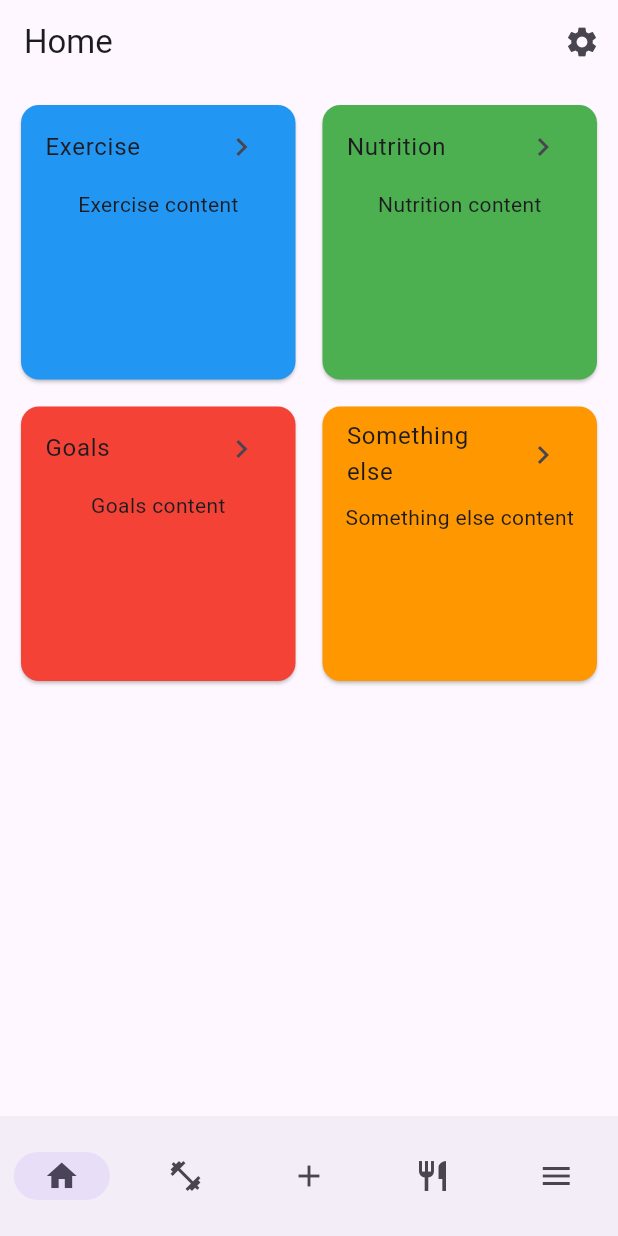
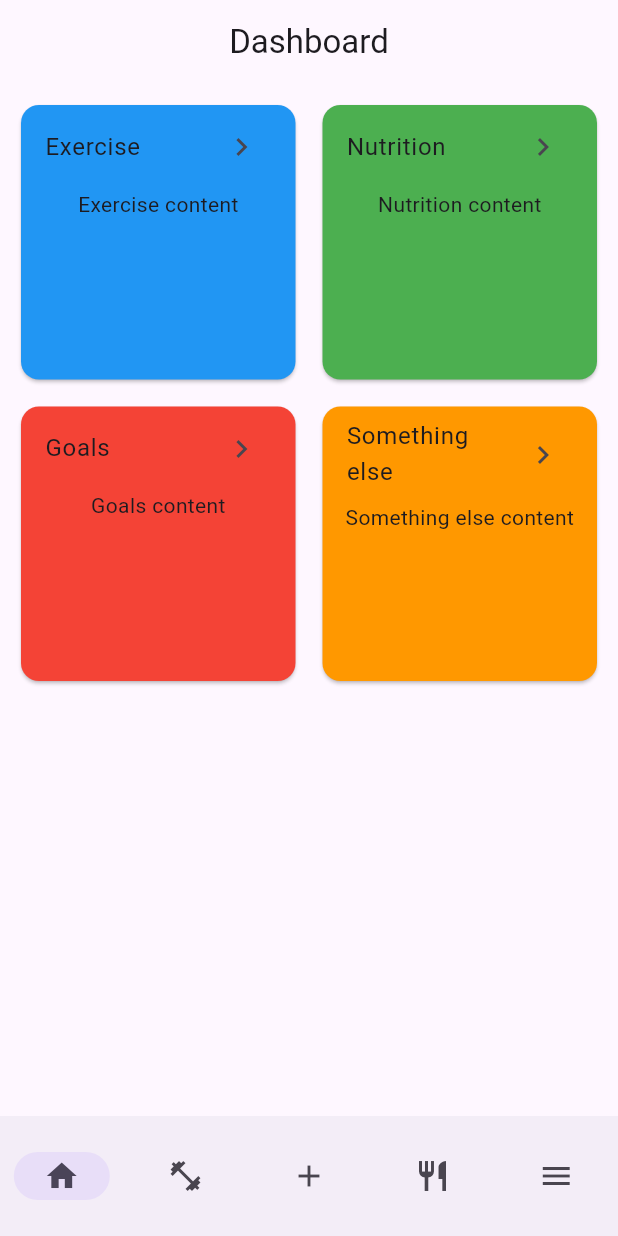
Before and after one commit to Mobile-applikasjoner-gruppe-1/fit_and_healthy, a Flutter app: the screen it shows after launch, on a phone screen of 412 x 824 dp. Run offline on Flutter 3.47's test engine with Material 3 defaults, Android fonts, the phone set to English and light mode, and no system bars; our stand-ins replace flutter_riverpod, go_router; generated files the repository leaves out were written again.

Commit message:
Adds tabs with nested navigation support with go router

```diff
--- a/lib/main.dart
+++ b/lib/main.dart
@@ -1,4 +1,5 @@
 import 'package:flutter/material.dart';
+import 'package:flutter_riverpod/flutter_riverpod.dart';
 
 import 'src/app.dart';
 import 'src/features/settings/settings_controller.dart';
@@ -16,5 +17,5 @@ void main() async {
   // Run the app and pass in the SettingsController. The app listens to the
   // SettingsController for changes, then passes it further down to the
   // SettingsView.
-  runApp(MyApp(settingsController: settingsController));
+  runApp(ProviderScope(child: MyApp(settingsController: settingsController)));
 }
--- a/lib/src/app.dart
+++ b/lib/src/app.dart
@@ -1,10 +1,9 @@
-import 'package:fit_and_healthy/src/features/home/home_view.dart';
+import 'package:fit_and_healthy/src/app_router.dart';
 import 'package:flutter/material.dart';
 import 'package:flutter_gen/gen_l10n/app_localizations.dart';
 import 'package:flutter_localizations/flutter_localizations.dart';
 
 import 'features/settings/settings_controller.dart';
-import 'features/settings/settings_view.dart';
 
 /// The Widget that configures your application.
 class MyApp extends StatelessWidget {
@@ -24,7 +23,7 @@ class MyApp extends StatelessWidget {
     return ListenableBuilder(
       listenable: settingsController,
       builder: (BuildContext context, Widget? child) {
-        return MaterialApp(
+        return MaterialApp.router(
           // Providing a restorationScopeId allows the Navigator built by the
           // MaterialApp to restore the navigation stack when a user leaves and
           // returns to the app after it has been killed while running in the
@@ -59,22 +58,7 @@ class MyApp extends StatelessWidget {
           darkTheme: ThemeData.dark(),
           themeMode: settingsController.themeMode,
 
-          // Define a function to handle named routes in order to support
-          // Flutter web url navigation and deep linking.
-          onGenerateRoute: (RouteSettings routeSettings) {
-            return MaterialPageRoute<void>(
-              settings: routeSettings,
-              builder: (BuildContext context) {
-                switch (routeSettings.name) {
-                  case SettingsView.routeName:
-                    return SettingsView(controller: settingsController);
-                  case HomeView.routeName:
-                  default:
-                    return const HomeView();
-                }
-              },
-            );
-          },
+          routerConfig: appRouter,
         );
       },
     );
--- /dev/null
+++ b/lib/src/app_router.dart
@@ -0,0 +1,73 @@
+import 'package:fit_and_healthy/src/features/dashboard/dashboard_appbar.dart';
+import 'package:fit_and_healthy/src/features/dashboard/dashboard_view.dart';
+import 'package:fit_and_healthy/src/features/tabs/tabs_view.dart';
+import 'package:flutter/material.dart';
+import 'package:go_router/go_router.dart';
+
+PreferredSizeWidget defaultAppBar =
+    AppBar(title: Text('Fit and Healthy'), centerTitle: true);
+
+GoRouter appRouter = GoRouter(
+  routes: [
+    StatefulShellRoute.indexedStack(
+        builder: (context, state, navigationShell) {
+          PreferredSizeWidget appBar = defaultAppBar;
+          switch (navigationShell.currentIndex) {
+            case 0:
+              appBar = DashboardAppbar;
+              break;
+            case 1:
+              // TODO: Should be defined in a separate file, like DashboardAppbar
+              appBar = AppBar(title: Text('Exercise'), centerTitle: true);
+              break;
+            case 2:
+              // TODO: Should be defined in a separate file, like DashboardAppbar
+              appBar = AppBar(title: Text('Nutrition'), centerTitle: true);
+              break;
+            case 3:
+              // TODO: Should be defined in a separate file, like DashboardAppbar
+              appBar = AppBar(title: Text('Something else'), centerTitle: true);
+              break;
+            default:
+              appBar = defaultAppBar;
+          }
+
+          return TabsView(
+            navigationShell: navigationShell,
+            appBar: appBar,
+          );
+        },
+        branches: [
+          StatefulShellBranch(routes: [
+            GoRoute(
+              path: '/',
+              builder: (context, state) => DashboardView(),
+            ),
+          ]),
+          StatefulShellBranch(routes: [
+            GoRoute(
+              path: '/exercise',
+              builder: (context, state) => Container(
+                child: Text('Exercise'),
+              ),
+            ),
+          ]),
+          StatefulShellBranch(routes: [
+            GoRoute(
+              path: '/nutrition',
+              builder: (context, state) => Container(
+                child: Text('Nutrition'),
+              ),
+            ),
+          ]),
+          StatefulShellBranch(routes: [
+            GoRoute(
+              path: '/something-else',
+              builder: (context, state) => Container(
+                child: Text('Something else'),
+              ),
+            ),
+          ])
+        ]),
+  ],
+);
--- /dev/null
+++ b/lib/src/features/dashboard/dashboard_appbar.dart
@@ -0,0 +1,4 @@
+import 'package:flutter/material.dart';
+
+PreferredSizeWidget DashboardAppbar =
+    AppBar(title: const Text('Dashboard'), centerTitle: true);
--- /dev/null
+++ b/lib/src/features/dashboard/dashboard_view.dart
@@ -0,0 +1,70 @@
+import 'package:flutter/material.dart';
+
+class DashboardView extends StatelessWidget {
+  const DashboardView({super.key});
+
+  @override
+  Widget build(BuildContext context) {
+    return Padding(
+        padding: const EdgeInsets.all(10),
+        child: GridView.count(
+          crossAxisCount: 2,
+          crossAxisSpacing: 10,
+          mainAxisSpacing: 10,
+          children: const [
+            Card(
+              color: Colors.blue,
+              child: Column(
+                children: [
+                  ListTile(
+                    title: Text('Exercise'),
+                    trailing: Icon(Icons.chevron_right),
+                  ),
+                  // add random content here
+                  Text('Exercise content'),
+                ],
+              ),
+            ),
+            Card(
+              color: Colors.green,
+              child: Column(
+                children: [
+                  ListTile(
+                    title: Text('Nutrition'),
+                    trailing: Icon(Icons.chevron_right),
+                  ),
+                  // add random content here
+                  Text('Nutrition content'),
+                ],
+              ),
+            ),
+            Card(
+              color: Colors.red,
+              child: Column(
+                children: [
+                  ListTile(
+                    title: Text('Goals'),
+                    trailing: Icon(Icons.chevron_right),
+                  ),
+                  // add random content here
+                  Text('Goals content'),
+                ],
+              ),
+            ),
+            Card(
+              color: Colors.orange,
+              child: Column(
+                children: [
+                  ListTile(
+                    title: Text('Something else'),
+                    trailing: Icon(Icons.chevron_right),
+                  ),
+                  // add random content here
+                  Text('Something else content'),
+                ],
+              ),
+            ),
+          ],
+        ));
+  }
+}
--- a/lib/src/features/home/home_view.dart
+++ /dev/null
@@ -1,111 +0,0 @@
-import 'package:fit_and_healthy/src/features/settings/settings_view.dart';
-import 'package:flutter/material.dart';
-
-class HomeView extends StatelessWidget {
-  const HomeView({super.key});
-
-  static const routeName = '/';
-
-  @override
-  Widget build(BuildContext context) {
-    return Scaffold(
-      appBar: AppBar(
-        title: const Text('Home'),
-        actions: [
-          IconButton(
-            icon: const Icon(Icons.settings),
-            onPressed: () {
-              Navigator.pushNamed(context, SettingsView.routeName);
-            },
-          ),
-        ],
-      ),
-      bottomNavigationBar: NavigationBar(
-        labelBehavior: NavigationDestinationLabelBehavior.alwaysHide,
-        destinations: const [
-          NavigationDestination(
-            icon: Icon(Icons.home),
-            label: 'Dashboard',
-          ),
-          NavigationDestination(
-            icon: Icon(Icons.fitness_center),
-            label: 'Exercise',
-          ),
-          NavigationDestination(
-            icon: Icon(Icons.add),
-            label: 'Add',
-          ),
-          NavigationDestination(
-            icon: Icon(Icons.restaurant),
-            label: 'Nutrition',
-          ),
-          NavigationDestination(
-            icon: Icon(Icons.menu),
-            label: 'More',
-          ),
-        ],
-      ),
-      body: Padding(
-          padding: const EdgeInsets.all(10),
-          child: GridView.count(
-            crossAxisCount: 2,
-            crossAxisSpacing: 10,
-            mainAxisSpacing: 10,
-            children: const [
-              Card(
-                color: Colors.blue,
-                child: Column(
-                  children: [
-                    ListTile(
-                      title: Text('Exercise'),
-                      trailing: Icon(Icons.chevron_right),
-                    ),
-                    // add random content here
-                    Text('Exercise content'),
-                  ],
-                ),
-              ),
-              Card(
-                color: Colors.green,
-                child: Column(
-                  children: [
-                    ListTile(
-                      title: Text('Nutrition'),
-                      trailing: Icon(Icons.chevron_right),
-                    ),
-                    // add random content here
-                    Text('Nutrition content'),
-                  ],
-                ),
-              ),
-              Card(
-                color: Colors.red,
-                child: Column(
-                  children: [
-                    ListTile(
-                      title: Text('Goals'),
-                      trailing: Icon(Icons.chevron_right),
-                    ),
-                    // add random content here
-                    Text('Goals content'),
-                  ],
-                ),
-              ),
-              Card(
-                color: Colors.orange,
-                child: Column(
-                  children: [
-                    ListTile(
-                      title: Text('Something else'),
-                      trailing: Icon(Icons.chevron_right),
-                    ),
-                    // add random content here
-                    Text('Something else content'),
-                  ],
-                ),
-              ),
-            ],
-          )),
-    );
-  }
-}
--- /dev/null
+++ b/lib/src/features/tabs/tab_item.dart
@@ -0,0 +1,16 @@
+import 'package:flutter/material.dart';
+import 'package:go_router/go_router.dart';
+
+class TabItem {
+  final String title;
+  final IconData icon;
+  final String label;
+  final Function(StatefulNavigationShell) onTap;
+
+  const TabItem({
+    required this.title,
+    required this.icon,
+    required this.label,
+    required this.onTap,
+  });
+}
--- /dev/null
+++ b/lib/src/features/tabs/tabs_data.dart
@@ -0,0 +1,39 @@
+import 'package:fit_and_healthy/src/features/tabs/tab_item.dart';
+import 'package:flutter/material.dart';
+
+List<TabItem> tabs = [
+  TabItem(
+    title: 'Dashboard',
+    icon: Icons.home,
+    label: 'Dashboard',
+    onTap: (navigationShell) => navigationShell.goBranch(0),
+  ),
+  TabItem(
+    title: 'Exercise',
+    icon: Icons.fitness_center,
+    label: 'Exercise',
+    onTap: (navigationShell) => navigationShell.goBranch(1),
+  ),
+  TabItem(
+    title: 'Add',
+    icon: Icons.add,
+    label: 'Add',
+    onTap: (navigationShell) => {
+      // TODO: Do something when clicking the add button
+      print('Add button clicked')
+    },
+  ),
+  TabItem(
+    title: 'Nutrition',
+    icon: Icons.restaurant,
+    label: 'Nutrition',
+    onTap: (navigationShell) => navigationShell.goBranch(2),
+  ),
+  // "More" is a placeholder. We want 5 items in the bottom navigation bar, to make the add button centered, but have not yet decided what to put here.
+  TabItem(
+    title: 'More',
+    icon: Icons.menu,
+    label: 'More',
+    onTap: (navigationShell) => navigationShell.goBranch(3),
+  ),
+];
--- /dev/null
+++ b/lib/src/features/tabs/tabs_view.dart
@@ -0,0 +1,51 @@
+import 'package:fit_and_healthy/src/features/tabs/tabs_data.dart';
+import 'package:flutter/material.dart';
+import 'package:flutter_riverpod/flutter_riverpod.dart';
+import 'package:go_router/go_router.dart';
+
+class TabsView extends ConsumerWidget {
+  const TabsView(
+      {super.key,
+      this.appBar,
+      this.bottomNavigationBar,
+      required this.navigationShell});
+
+  final PreferredSizeWidget? appBar;
+  final Widget? bottomNavigationBar;
+  final StatefulNavigationShell navigationShell;
+
+  @override
+  Widget build(BuildContext context, WidgetRef ref) {
+    int _getTabIndex() {
+      final index = navigationShell.currentIndex;
+      switch (index) {
+        case 0:
+        case 1:
+          return index;
+        case 2:
+        case 3:
+          return index + 1;
+        default:
+          return 1;
+      }
+    }
+
+    return Scaffold(
+      appBar: appBar,
+      body: navigationShell,
+      bottomNavigationBar: bottomNavigationBar ??
+          NavigationBar(
+            labelBehavior: NavigationDestinationLabelBehavior.alwaysHide,
+            onDestinationSelected: (index) =>
+                tabs[index].onTap(navigationShell),
+            selectedIndex: _getTabIndex(),
+            destinations: tabs
+                .map((tab) => NavigationDestination(
+                      icon: Icon(tab.icon),
+                      label: tab.label,
+                    ))
+                .toList(),
+          ),
+    );
+  }
+}
```
Also changed, not shown: analysis_options.yaml (+29 -25 lines), pubspec.yaml (+7 -0 lines), pubspec.lock.
